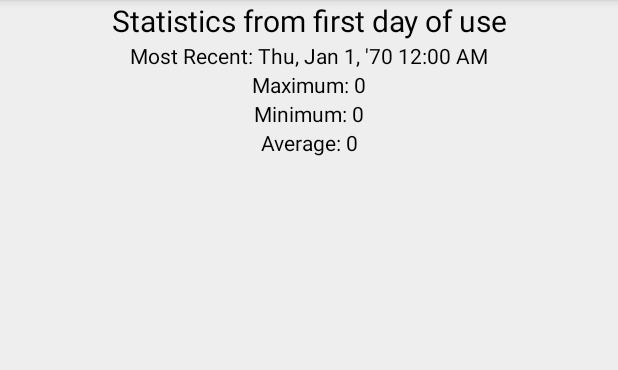
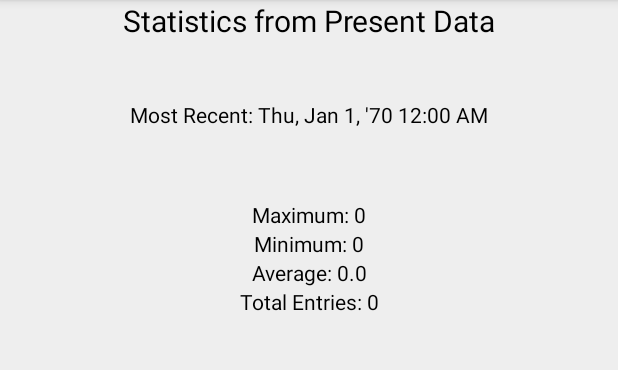
Before and after one commit to Daanikus/PainTracker, an Android app: the StatsActivity screen opened directly, with no data from a screen before it, on a phone screen of 412 x 824 dp, the part 84-454 px from its top. Run offline under Robolectric (Android 15) with nearby library versions, the phone set to English and light mode, and no system bars.

Commit message:
Fixed new pain UI and stats UI

```diff
--- a/mobile/src/main/java/com/github/daanikus/paintracker/Stats.java
+++ b/mobile/src/main/java/com/github/daanikus/paintracker/Stats.java
@@ -7,7 +7,7 @@ public class Stats {
     private static long mostRecent = 0;
     private static int totalEntries = 0;
     private static int totalPain = 0;
-    private static int avePainLevel = 0;
+    private static float avePainLevel = 0;
     private static int min = 0;
     private static int max = 0;
 
@@ -19,7 +19,7 @@ public class Stats {
 
     public static int getMin() { return min; }
 
-    public static int getAvePainLevel() { return avePainLevel;  }
+    public static float getAvePainLevel() { return avePainLevel;  }
 
     public static void setMostRecent(long mostRecent) {
         Stats.mostRecent = mostRecent;
--- a/mobile/src/main/java/com/github/daanikus/paintracker/StatsActivity.java
+++ b/mobile/src/main/java/com/github/daanikus/paintracker/StatsActivity.java
@@ -33,6 +33,9 @@ public class StatsActivity extends AppCompatActivity {
         TextView avePain = (TextView) findViewById(R.id.avePain);
         avePain.setText("Average: "+Stats.getAvePainLevel());
 
+        TextView totalEntries = (TextView) findViewById(R.id.totalEntries);
+        totalEntries.setText("Total Entries: "+Stats.getTotalEntries());
+
 
     }
 }
--- a/mobile/src/main/res/layout/activity_stats.xml
+++ b/mobile/src/main/res/layout/activity_stats.xml
@@ -20,7 +20,7 @@
             android:theme="@style/ThemeOverlay.AppCompat.ActionBar" />
 
     </android.support.design.widget.AppBarLayout>
-
+    <Space android:layout_height="100px"/>
     <TextView
         android:id="@+id/header"
         android:layout_width="match_parent"
@@ -30,7 +30,9 @@
         android:layout_column="0"
         android:layout_row="1"
         android:textSize="20dp"
-        android:text="Statistics from first day of use" />
+        android:text="Statistics from Present Data" />
+
+    <Space android:layout_height="100px"/>
 
     <TextView
         android:id="@+id/mostRecent"
@@ -73,4 +75,14 @@
         android:layout_row="5"
         android:text="Average Pain Level" />
 
+    <TextView
+        android:id="@+id/totalEntries"
+        android:layout_width="match_parent"
+        android:layout_height="wrap_content"
+        android:textAlignment="center"
+        android:textColor="@color/black"
+        android:layout_column="0"
+        android:layout_row="6"
+        android:text="Total Entries"/>
+
 </GridLayout>
```
Also changed, not shown: mobile/src/main/res/layout/activity_new_pain.xml (+5 -4 lines).
